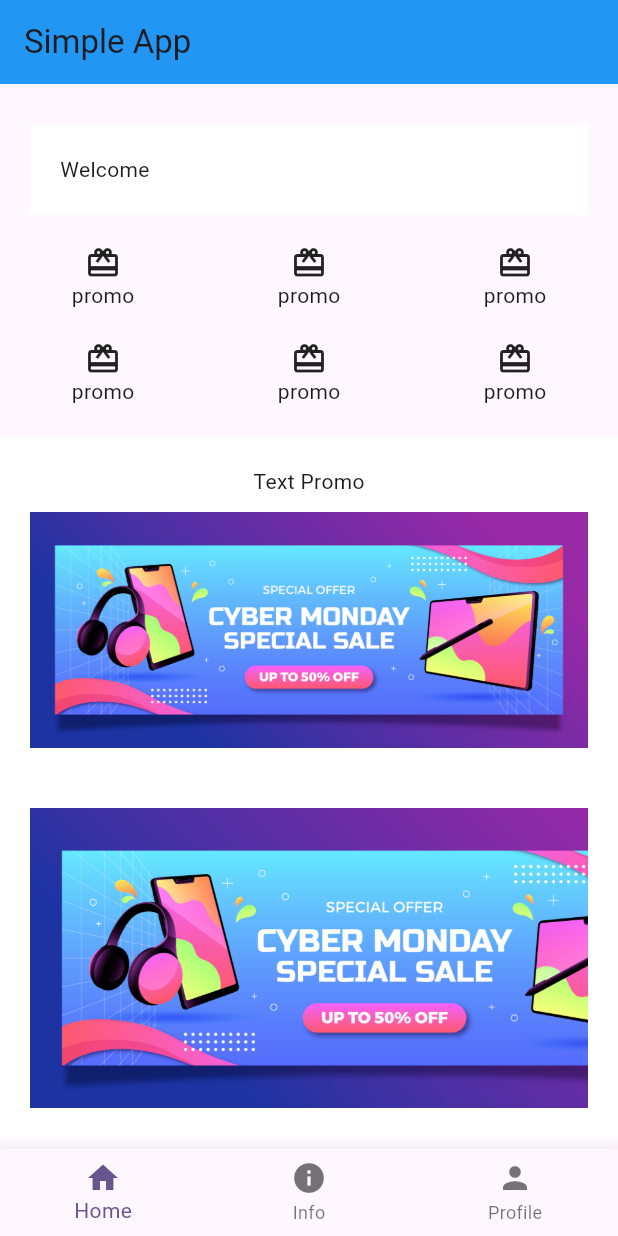
After one commit to mchairul/webhozz-flutter-pt-trisar, a Flutter app: the screen it shows after launch, after a tap on "Pindah Ke Simple APP", on a phone screen of 412 x 824 dp. The commit adds this screen. Run offline on Flutter 3.47's test engine with Material 3 defaults, Android fonts, the phone set to English and light mode, and no system bars.

Commit message:
pertemuan 2

```diff
--- a/lib/home.dart
+++ b/lib/home.dart
@@ -1,5 +1,6 @@
 import 'package:belajar/info.dart';
 import 'package:belajar/profile.dart';
+import 'package:belajar/simple_app/home.dart';
 import 'package:belajar/state_page.dart';
 import 'package:flutter/material.dart';
 
@@ -43,6 +44,14 @@ class _HomeState extends State<Home> {
                   }));
                 },
                 child: Text('Pindah Ke State')
+            ),
+            ElevatedButton(
+                onPressed: (){
+                  Navigator.of(context).push(MaterialPageRoute(builder: (_){
+                    return SimpleAppHome();
+                  }));
+                },
+                child: Text('Pindah Ke Simple APP')
             )
           ],
         )
--- /dev/null
+++ b/lib/simple_app/components/home/images_scroll_horizontal.dart
@@ -0,0 +1,31 @@
+import 'package:flutter/material.dart';
+
+class ImagesScrollHorizontal extends StatefulWidget {
+  const ImagesScrollHorizontal({super.key});
+
+  @override
+  State<ImagesScrollHorizontal> createState() => _ImagesScrollHorizontalState();
+}
+
+class _ImagesScrollHorizontalState extends State<ImagesScrollHorizontal> {
+
+  List images = [
+    'assets/images/banner.jpg',
+    'assets/images/banner.jpg',
+    'assets/images/banner.jpg'
+  ];
+
+  @override
+  Widget build(BuildContext context) {
+    return SizedBox(
+      height: 200,
+      child: ListView.builder(
+        scrollDirection: Axis.horizontal,
+          itemCount: images.length,
+          itemBuilder: (context, index) {
+            return Image.asset(images[index]);
+          }
+      ),
+    );
+  }
+}
--- /dev/null
+++ b/lib/simple_app/components/home/menu_atas.dart
@@ -0,0 +1,32 @@
+import 'package:flutter/material.dart';
+
+class MenuAtas extends StatelessWidget {
+  const MenuAtas({super.key});
+
+  @override
+  Widget build(BuildContext context) {
+    return const Row(
+      mainAxisAlignment: MainAxisAlignment.spaceAround,
+      children: [
+        Column(
+          children: [
+            Icon(Icons.card_giftcard),
+            Text('promo')
+          ],
+        ),
+        Column(
+          children: [
+            Icon(Icons.card_giftcard),
+            Text('promo')
+          ],
+        ),
+        Column(
+          children: [
+            Icon(Icons.card_giftcard),
+            Text('promo')
+          ],
+        )
+      ],
+    );
+  }
+}
--- /dev/null
+++ b/lib/simple_app/components/home/menu_bawah.dart
@@ -0,0 +1,32 @@
+import 'package:flutter/material.dart';
+
+class MenuBawah extends StatelessWidget {
+  const MenuBawah({super.key});
+
+  @override
+  Widget build(BuildContext context) {
+    return const Row(
+      mainAxisAlignment: MainAxisAlignment.spaceAround,
+      children: [
+        Column(
+          children: [
+            Icon(Icons.card_giftcard),
+            Text('promo')
+          ],
+        ),
+        Column(
+          children: [
+            Icon(Icons.card_giftcard),
+            Text('promo')
+          ],
+        ),
+        Column(
+          children: [
+            Icon(Icons.card_giftcard),
+            Text('promo')
+          ],
+        )
+      ],
+    );
+  }
+}
--- /dev/null
+++ b/lib/simple_app/home.dart
@@ -0,0 +1,59 @@
+import 'package:belajar/simple_app/screens/screen_home.dart';
+import 'package:belajar/simple_app/screens/screen_info.dart';
+import 'package:belajar/simple_app/screens/screen_profile.dart';
+import 'package:flutter/material.dart';
+
+class SimpleAppHome extends StatefulWidget {
+  const SimpleAppHome({super.key});
+
+  @override
+  State<SimpleAppHome> createState() => _SimpleAppHomeState();
+}
+
+class _SimpleAppHomeState extends State<SimpleAppHome> {
+  int currentPage = 0;
+
+  List content = [
+    ScreenHome(),
+    ScreenInfo(),
+    ScreenProfile()
+  ];
+
+  @override
+  Widget build(BuildContext context) {
+    return Scaffold(
+      appBar: AppBar(
+        title: Text('Simple App'),
+        backgroundColor: Colors.blue,
+        automaticallyImplyLeading: false,
+      ),
+      body: Center(
+        child: SingleChildScrollView(
+          child: content[currentPage],
+        ),
+      ),
+      bottomNavigationBar: BottomNavigationBar(
+          items: const [
+            BottomNavigationBarItem(
+                icon: Icon(Icons.home),
+                label: 'Home'
+            ),
+            BottomNavigationBarItem(
+                icon: Icon(Icons.info),
+                label: 'Info'
+            ),
+            BottomNavigationBarItem(
+                icon: Icon(Icons.person),
+                label: 'Profile'
+            )
+          ],
+        currentIndex: currentPage,
+        onTap: (index){
+            setState(() {
+              currentPage = index;
+            });
+        },
+      ),
+    );
+  }
+}
--- /dev/null
+++ b/lib/simple_app/screens/screen_home.dart
@@ -0,0 +1,60 @@
+import 'package:belajar/simple_app/components/home/images_scroll_horizontal.dart';
+import 'package:belajar/simple_app/components/home/menu_atas.dart';
+import 'package:belajar/simple_app/components/home/menu_bawah.dart';
+import 'package:flutter/material.dart';
+
+class ScreenHome extends StatelessWidget {
+  const ScreenHome({super.key});
+
+  @override
+  Widget build(BuildContext context) {
+    return Center(
+      child: Column(
+        children: [
+          Padding(
+            padding: EdgeInsets.all(20),
+            child: Container(
+              width: MediaQuery.of(context).size.width,
+              padding: EdgeInsets.all(20),
+              decoration: BoxDecoration(
+                  color: Colors.white
+              ),
+              child: Text('Welcome'),
+            ),
+          ),
+          MenuAtas(),
+          SizedBox(height: 20,),
+          MenuBawah(),
+
+          SizedBox(height: 20,),
+
+          Container(
+            width: MediaQuery.of(context).size.width,
+            padding: EdgeInsets.all(20),
+            decoration: BoxDecoration(
+              color: Colors.white
+            ),
+            child: Column(
+              children: [
+                Text('Text Promo'),
+                SizedBox(height: 10,),
+                Image.asset('assets/images/banner.jpg')
+
+              ],
+            ),
+          ),
+
+          Container(
+            width: MediaQuery.of(context).size.width,
+            padding: EdgeInsets.all(20),
+            decoration: BoxDecoration(
+                color: Colors.white
+            ),
+            child: ImagesScrollHorizontal(),
+          ),
+
+        ],
+      ),
+    );
+  }
+}
--- /dev/null
+++ b/lib/simple_app/screens/screen_info.dart
@@ -0,0 +1,12 @@
+import 'package:flutter/material.dart';
+
+class ScreenInfo extends StatelessWidget {
+  const ScreenInfo({super.key});
+
+  @override
+  Widget build(BuildContext context) {
+    return Center(
+      child: Text('Halaman Info'),
+    );
+  }
+}
--- /dev/null
+++ b/lib/simple_app/screens/screen_profile.dart
@@ -0,0 +1,12 @@
+import 'package:flutter/material.dart';
+
+class ScreenProfile extends StatelessWidget {
+  const ScreenProfile({super.key});
+
+  @override
+  Widget build(BuildContext context) {
+    return Center(
+      child: Text('Halaman Profile'),
+    );
+  }
+}
--- a/pubspec.yaml
+++ b/pubspec.yaml
@@ -59,9 +59,8 @@ flutter:
   uses-material-design: true
 
   # To add assets to your application, add an assets section, like this:
-  # assets:
-  #   - images/a_dot_burr.jpeg
-  #   - images/a_dot_ham.jpeg
+  assets:
+    - assets/images/banner.jpg
 
   # An image asset can refer to one or more resolution-specific "variants", see
   # https://flutter.dev/to/resolution-aware-images
```
Also changed, not shown: assets/images/banner.jpg (added).
